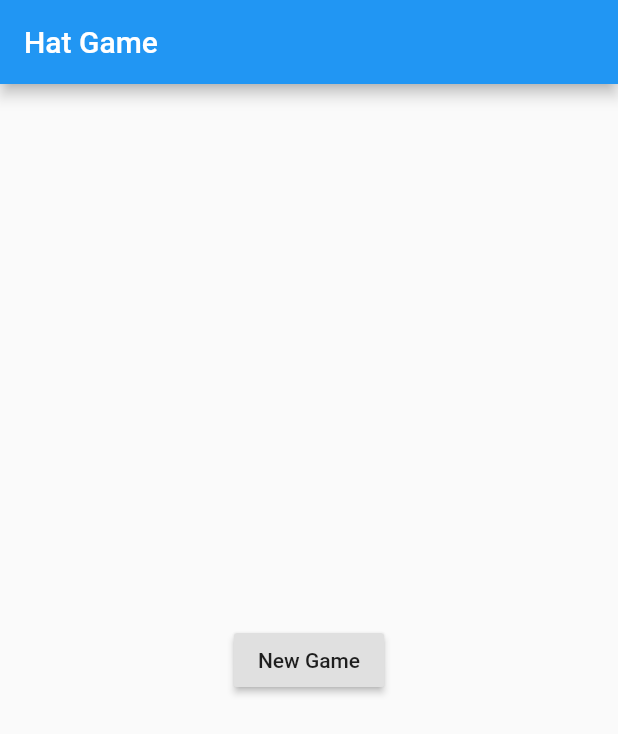
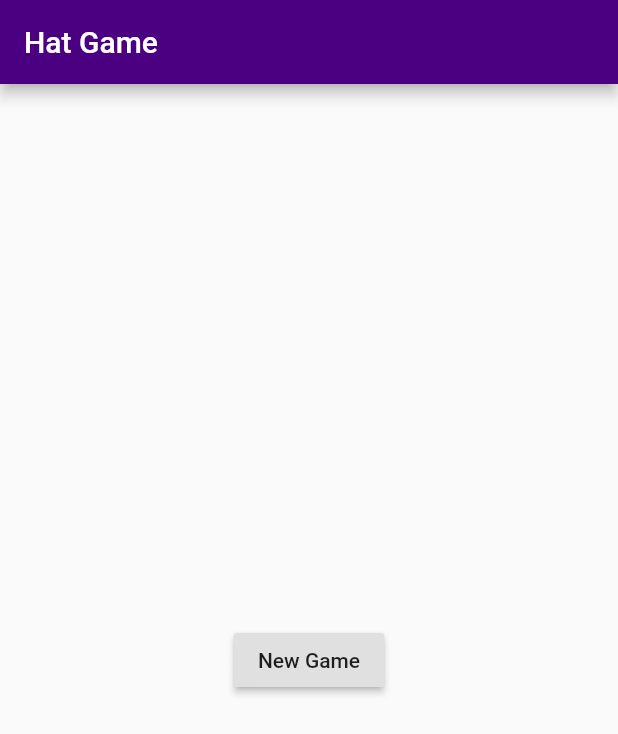
Before and after one commit to amatveiakin/hat-game, a Flutter app: the screen it shows after launch, on a phone screen of 412 x 824 dp. Shown: the top 734 px of the screen. Run offline on Flutter 3.47's test engine with Material 2 defaults, Android fonts, the phone set to English and light mode, and no system bars; missing offline and left inert: russian_words.

Commit message:
Update theme.

```diff
--- a/lib/main.dart
+++ b/lib/main.dart
@@ -28,6 +28,10 @@ class MyApp extends StatelessWidget {
   @override
   Widget build(BuildContext context) {
     return MaterialApp(
+      theme: ThemeData(
+        primaryColor: Color(0xff4b0082),
+        accentColor: Color(0xffccad00),
+      ),
       title: 'Hat Game',
       home: StartScreen(),
     );
```
